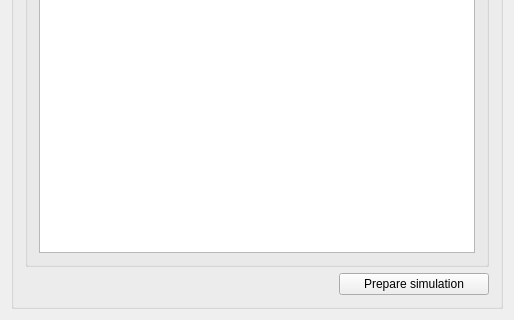
Before: the Qt Designer form discharger/discharger/discharger/WgtSimConfig.ui in AdamStalica/discharger, drawn with Qt 5; both pictures show x 0 to 514 and y 282 to 602 of the 514 by 602 pixel window.
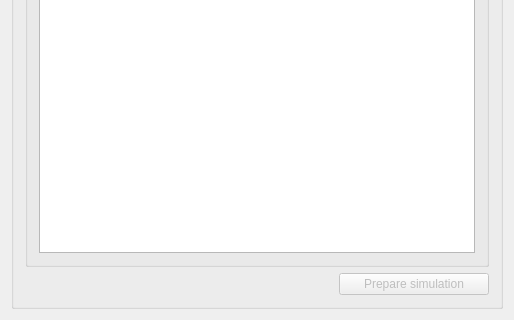
After: the same form once the commit is applied.

```diff
--- a/discharger/discharger/discharger/WgtSimConfig.ui
+++ b/discharger/discharger/discharger/WgtSimConfig.ui
@@ -191,6 +191,9 @@
       </item>
       <item alignment="Qt::AlignRight">
        <widget class="QPushButton" name="prep_sim_btn">
+        <property name="enabled">
+         <bool>false</bool>
+        </property>
         <property name="sizePolicy">
          <sizepolicy hsizetype="Maximum" vsizetype="Fixed">
           <horstretch>0</horstretch>
```
